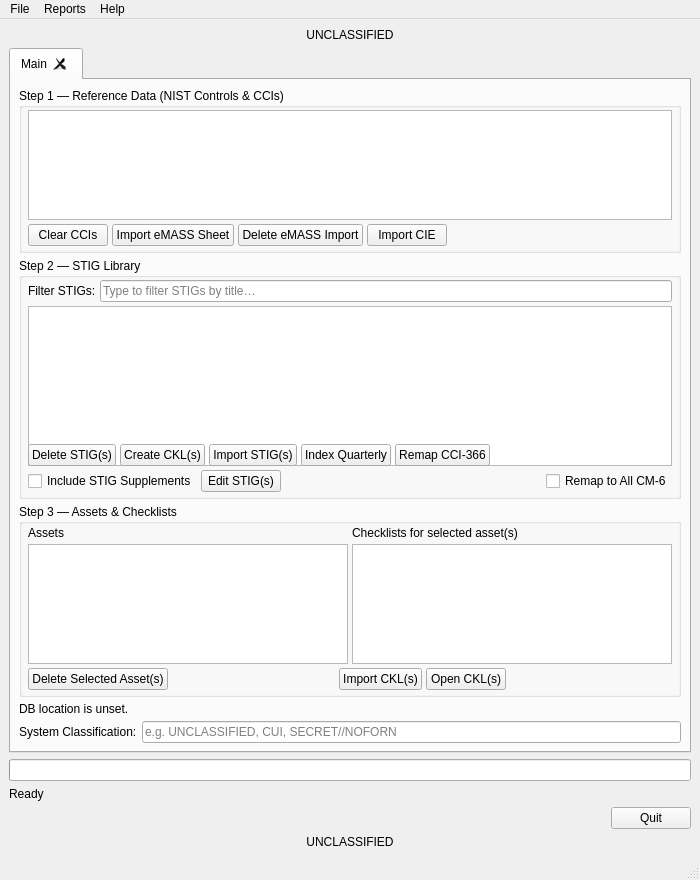
squinky86/STIGQter, file src/stigqter.ui: the form before one commit.
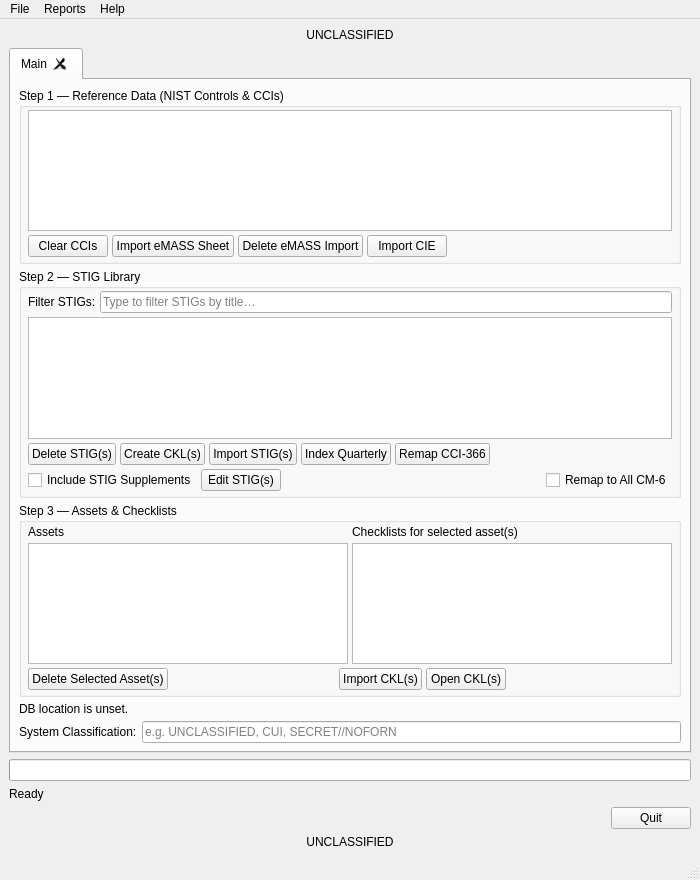
The form after the commit.

Patch:
```diff
--- a/src/stigqter.ui
+++ b/src/stigqter.ui
@@ -13,7 +13,7 @@
   <property name="minimumSize">
    <size>
     <width>620</width>
-    <height>780</height>
+    <height>560</height>
    </size>
   </property>
   <property name="windowTitle">
@@ -94,7 +94,7 @@
           <property name="minimumSize">
            <size>
             <width>0</width>
-            <height>110</height>
+            <height>60</height>
            </size>
           </property>
           <property name="toolTip">
@@ -212,7 +212,7 @@
           <property name="minimumSize">
            <size>
             <width>0</width>
-            <height>160</height>
+            <height>90</height>
            </size>
           </property>
           <property name="acceptDrops">
@@ -386,7 +386,7 @@
               <property name="minimumSize">
                <size>
                 <width>0</width>
-                <height>120</height>
+                <height>70</height>
                </size>
               </property>
               <property name="toolTip">
@@ -416,7 +416,7 @@
               <property name="minimumSize">
                <size>
                 <width>0</width>
-                <height>120</height>
+                <height>70</height>
                </size>
               </property>
               <property name="enabled">
```
Left out of the diff: 4 changed lines with no effect on the pictures.
